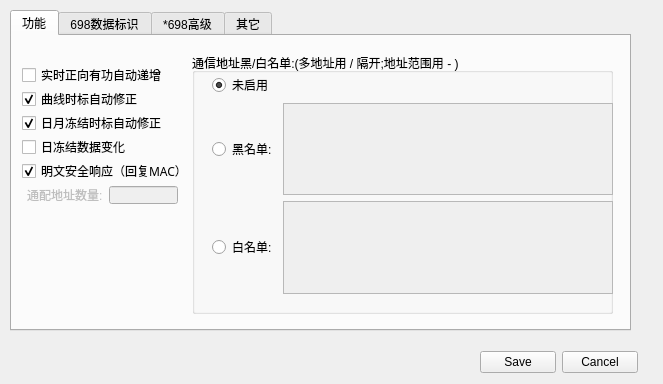
This is UI_Meter698_config.ui in xsjames/Meter698-45Simulator as Qt 5 draws it before an edit. The edited form follows.
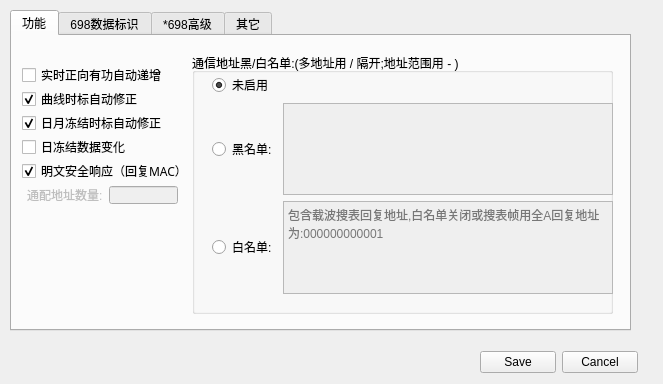
This is the edited form.

Diff of the .ui file:
```diff
--- a/UI_Meter698_config.ui
+++ b/UI_Meter698_config.ui
@@ -283,6 +283,12 @@
                  <property name="enabled">
                      <bool>false</bool>
                  </property>
+                 <property name="acceptRichText">
+                     <bool>false</bool>
+                 </property>
+                 <property name="placeholderText">
+                     <string>包含载波搜表回复地址,白名单关闭或搜表帧用全A回复地址为:000000000001</string>
+                 </property>
              </widget>
          </item>
         </layout>
```
Left out of the diff: 9 changed lines with no effect on the pictures.
